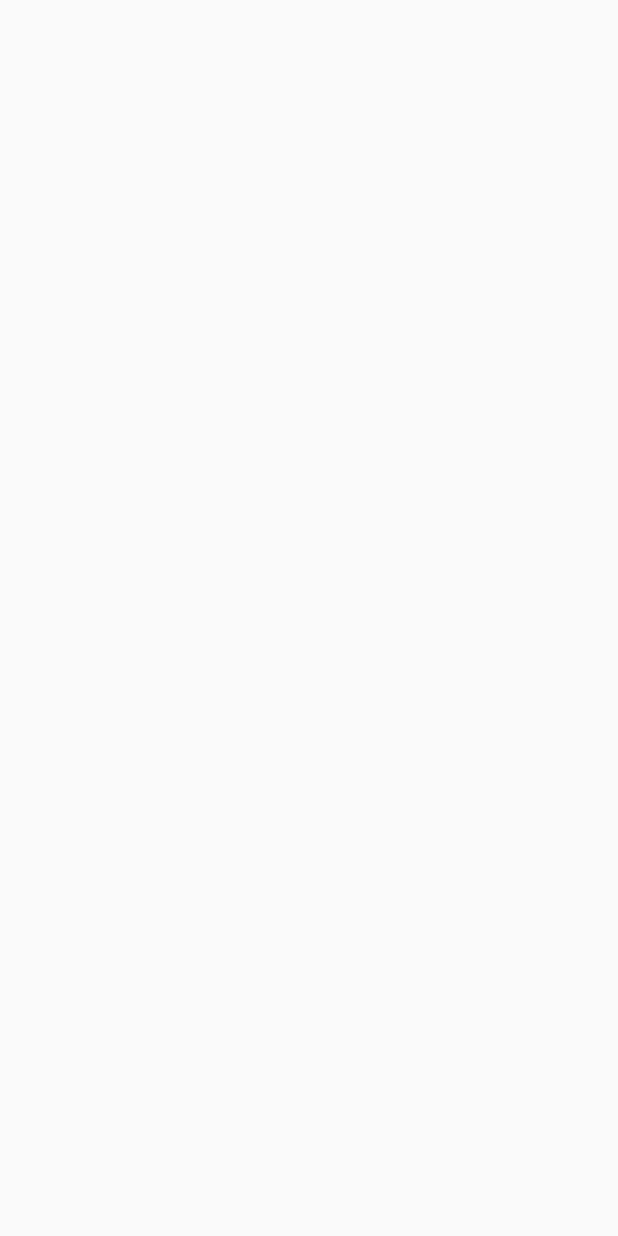
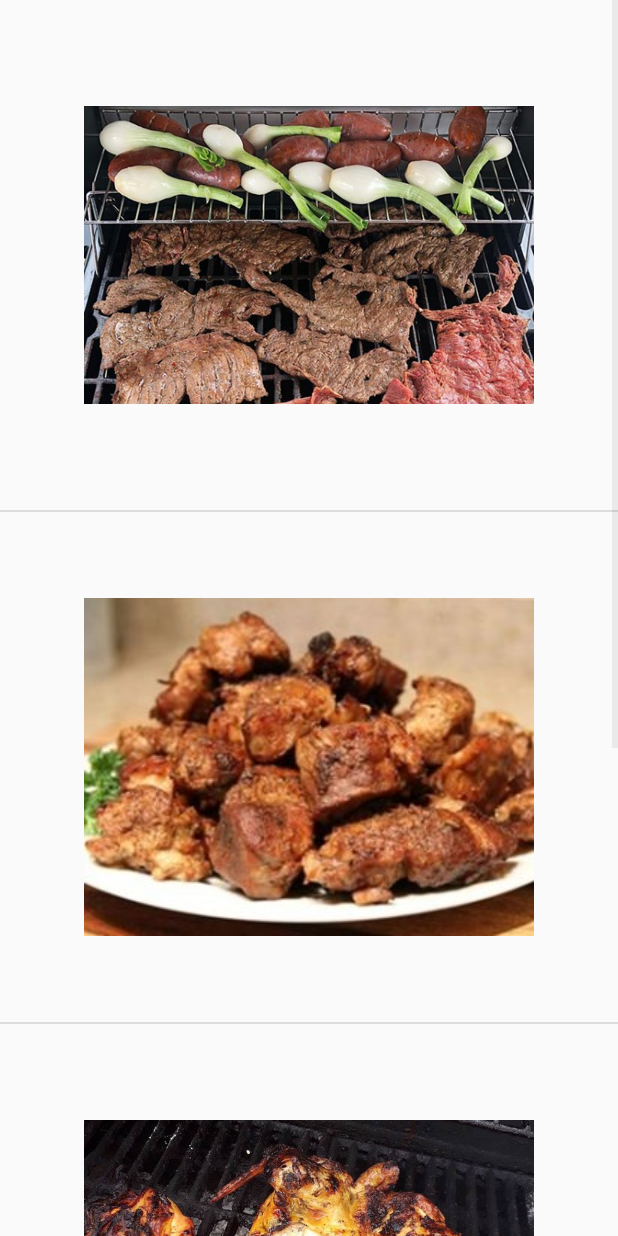
Before and after one commit to AbrahamLCodes/Examen-Pr-ctico-2-, an Android app: the ListaActivity screen opened directly, with no data from a screen before it, on a phone screen of 412 x 824 dp. Before the commit the screen is empty. Run offline under Robolectric (Android 15) with nearby library versions, the phone set to English and light mode, and no system bars.

Commit message:
ListView de de imagenes y funcion para cambiar imagen

```diff
--- a/app/src/main/java/iceCreamSandwich/unidad2/examenpractico2icecreamsandwich/ListaActivity.java
+++ b/app/src/main/java/iceCreamSandwich/unidad2/examenpractico2icecreamsandwich/ListaActivity.java
@@ -3,12 +3,53 @@ package iceCreamSandwich.unidad2.examenpractico2icecreamsandwich;
 import androidx.appcompat.app.AppCompatActivity;
 
 import android.os.Bundle;
+import android.view.View;
+import android.widget.AdapterView;
+import android.widget.ImageView;
+import android.widget.ListView;
+import android.widget.Toast;
 
 public class ListaActivity extends AppCompatActivity {
+
+    private ListView listView;
+    private ListaImagenes [] imagenes = {
+            new ListaImagenes(R.drawable.carne),
+            new ListaImagenes(R.drawable.carnitas),
+            new ListaImagenes(R.drawable.pollo),
+            new ListaImagenes(R.drawable.frijoles),
+    };
+
+    private int recurso;
 
     @Override
     protected void onCreate(Bundle savedInstanceState) {
         super.onCreate(savedInstanceState);
         setContentView(R.layout.activity_lista);
+        listView = findViewById(R.id.listaDeImagenes);
+        listView.setAdapter(new ListaAdapter(this,R.layout.mi_layout,imagenes));
+        listView.setOnItemClickListener(new AdapterView.OnItemClickListener() {
+            @Override
+            public void onItemClick(AdapterView<?> parent, View view, int position, long id) {
+
+                switch (position){
+                    case 0:
+                        recurso = R.drawable.carne;
+                        break;
+                    case 1:
+                        recurso = R.drawable.carnitas;
+                        break;
+                    case 2:
+                        recurso = R.drawable.pollo;
+                        break;
+                    case 3:
+                        recurso = R.drawable.frijoles;
+                        break;
+                }
+                if(recurso != 0){
+                    DatosActivity.setImagenRestaurant(recurso);
+                    finish();
+                }
+            }
+        });
     }
 }
--- /dev/null
+++ b/app/src/main/java/iceCreamSandwich/unidad2/examenpractico2icecreamsandwich/ListaAdapter.java
@@ -0,0 +1,40 @@
+package iceCreamSandwich.unidad2.examenpractico2icecreamsandwich;
+
+import android.app.Activity;
+import android.content.Context;
+import android.view.View;
+import android.view.ViewGroup;
+import android.widget.ArrayAdapter;
+import android.widget.ImageView;
+
+import androidx.annotation.NonNull;
+import androidx.annotation.Nullable;
+
+public class ListaAdapter extends ArrayAdapter<ListaImagenes> {
+
+    private ListaImagenes[] objects;
+    private Context context;
+    private int resource;
+
+    public ListaAdapter(@NonNull Context context, int resource, @NonNull ListaImagenes[] objects) {
+        super(context, resource, objects);
+
+        this.objects = objects;
+        this.context = context;
+        this.resource = resource;
+    }
+
+    @NonNull
+    @Override
+    public View getView(int position, @Nullable View convertView, @NonNull ViewGroup parent) {
+
+        if(convertView == null){//Primera vez que se ejecuta la App
+            convertView = ((Activity) context).getLayoutInflater().inflate(resource,parent,false);
+        }
+
+        ImageView imagen = convertView.findViewById(R.id.imagen);
+        imagen.setImageResource(objects[position].getImagenRecurso());
+
+        return convertView;
+    }
+}
--- /dev/null
+++ b/app/src/main/java/iceCreamSandwich/unidad2/examenpractico2icecreamsandwich/ListaImagenes.java
@@ -0,0 +1,13 @@
+package iceCreamSandwich.unidad2.examenpractico2icecreamsandwich;
+
+import android.widget.ImageView;
+
+public class ListaImagenes {
+    int imagenRecurso;
+    public ListaImagenes(int imagenRecurso){
+        this.imagenRecurso = imagenRecurso;
+    }
+    public  int getImagenRecurso(){
+        return imagenRecurso;
+    }
+}
--- a/app/src/main/res/layout/activity_lista.xml
+++ b/app/src/main/res/layout/activity_lista.xml
@@ -1,9 +1,14 @@
 <?xml version="1.0" encoding="utf-8"?>
-<androidx.constraintlayout.widget.ConstraintLayout xmlns:android="http://schemas.android.com/apk/res/android"
+<LinearLayout xmlns:android="http://schemas.android.com/apk/res/android"
     xmlns:app="http://schemas.android.com/apk/res-auto"
     xmlns:tools="http://schemas.android.com/tools"
     android:layout_width="match_parent"
     android:layout_height="match_parent"
+    android:orientation="vertical"
     tools:context=".ListaActivity">
 
-</androidx.constraintlayout.widget.ConstraintLayout>
+    <ListView
+        android:id="@+id/listaDeImagenes"
+        android:layout_width="match_parent"
+        android:layout_height="match_parent" />
+</LinearLayout>
--- /dev/null
+++ b/app/src/main/res/layout/mi_layout.xml
@@ -0,0 +1,19 @@
+<?xml version="1.0" encoding="utf-8"?>
+<LinearLayout xmlns:android="http://schemas.android.com/apk/res/android"
+    xmlns:app="http://schemas.android.com/apk/res-auto"
+    android:layout_width="match_parent"
+    android:layout_height="match_parent"
+    android:orientation="vertical"
+    android:descendantFocusability="blocksDescendants"
+    >
+
+    <ImageView
+        android:id="@+id/imagen"
+        android:layout_width="300dp"
+        android:layout_height="300dp"
+        app:srcCompat="@drawable/frijoles"
+        android:layout_gravity="center"
+        android:layout_marginTop="20dp"
+        android:layout_marginBottom="20dp"
+        />
+</LinearLayout>
```
Also changed, not shown: app/src/main/java/iceCreamSandwich/unidad2/examenpractico2icecreamsandwich/DatosActivity.java (+53 -1 lines), app/src/main/res/layout/activity_datos.xml (+4 -4 lines), app/src/main/res/drawable/carnitas.jpg (added), app/src/main/res/drawable/frijoles.jpg (added), app/src/main/res/drawable/pollo.jpg (added).
